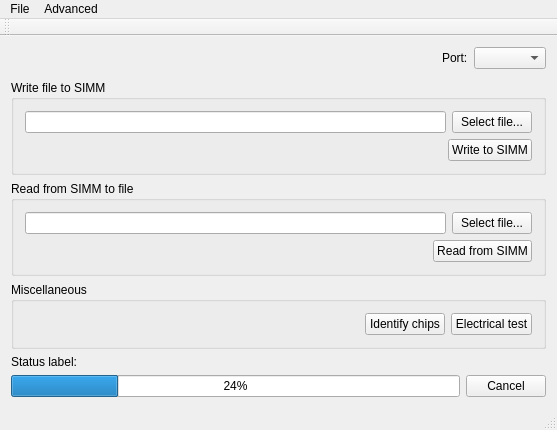
dougg3/mac-rom-simm-programmer.software, file mainwindow.ui: the form before one commit.
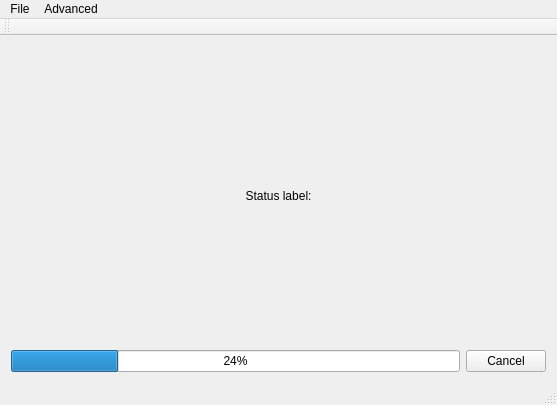
The form after the commit. The open tabs and pages were chosen to show the change.

Commit message: Moved the progress bar and status information to a new screen. Looks much better now. Also added better status information for when we are first making communication with the programmer.

```diff
--- a/mainwindow.ui
+++ b/mainwindow.ui
@@ -7,7 +7,7 @@
     <x>0</x>
     <y>0</y>
     <width>557</width>
-    <height>403</height>
+    <height>405</height>
    </rect>
   </property>
   <property name="windowTitle">
@@ -213,11 +213,24 @@
           </property>
          </spacer>
         </item>
+       </layout>
+      </widget>
+      <widget class="QWidget" name="statusPage">
+       <layout class="QVBoxLayout" name="verticalLayout_6">
         <item>
          <widget class="QLabel" name="statusLabel">
+          <property name="sizePolicy">
+           <sizepolicy hsizetype="Preferred" vsizetype="Expanding">
+            <horstretch>0</horstretch>
+            <verstretch>0</verstretch>
+           </sizepolicy>
+          </property>
           <property name="text">
            <string>Status label:</string>
           </property>
+          <property name="alignment">
+           <set>Qt::AlignCenter</set>
+          </property>
          </widget>
         </item>
         <item>
```
Left out of the diff: 6 changed lines with no effect on the pictures. The commit also changes 4 other files.
